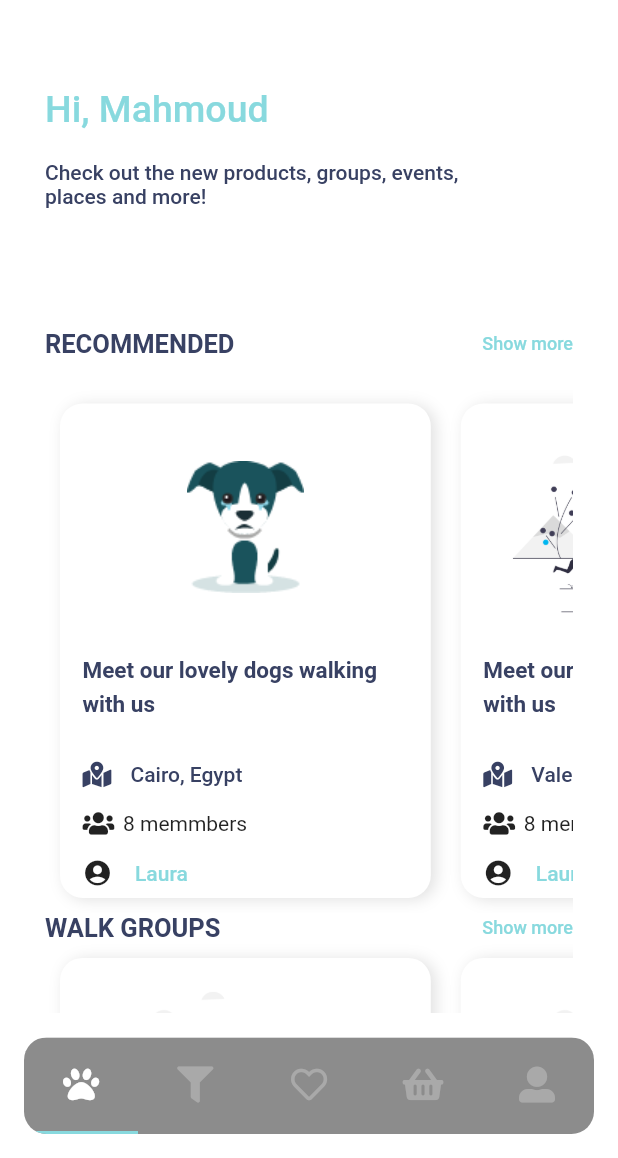
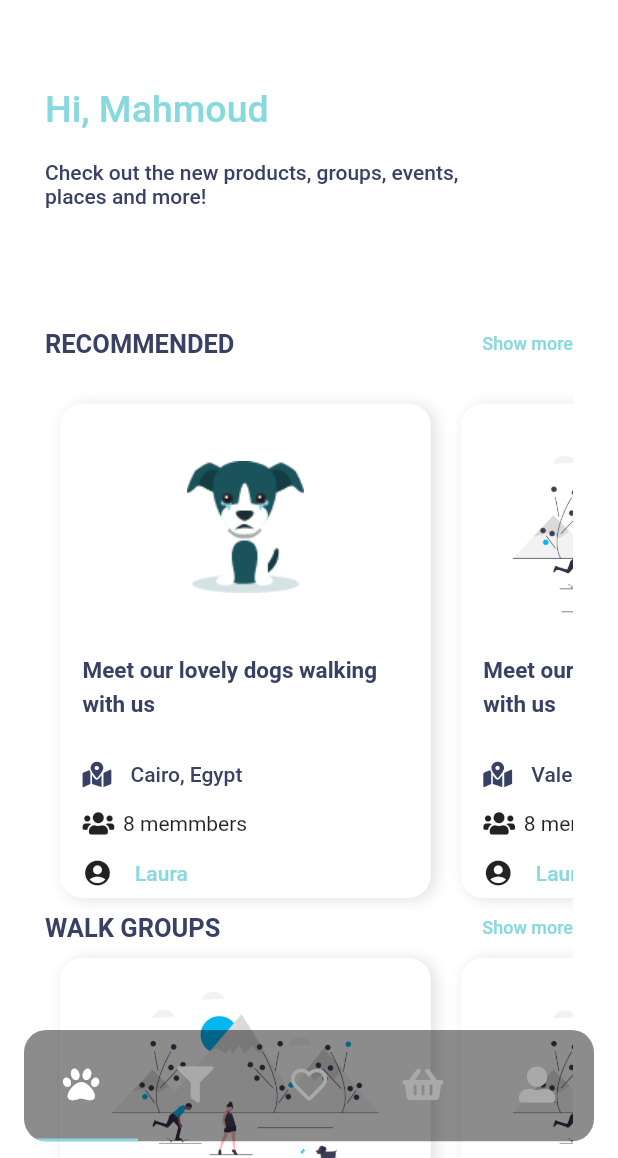
Before and after one commit to MHarooney/IPetMobileVersion, a Flutter app: the DashBoardScreen screen opened directly, on a phone screen of 412 x 824 dp, the part 78-1236 px from its top. Run offline on Flutter 3.47's test engine with Material 2 defaults, Android fonts, the phone set to English and light mode, and no system bars; our stand-ins replace country_code_picker, device_preview, font_awesome_flutter; Roboto replaces fonts that are missing (Montserrat).

Commit message:
Refactored padding in bottom app bar

```diff
--- a/lib/views/dash_board/dash_board_page_mobile.dart
+++ b/lib/views/dash_board/dash_board_page_mobile.dart
@@ -70,18 +70,19 @@ class _DashBoardScreenState extends State<DashBoardScreen>
       ),
       iPetDrawer: AppDrawer(),
       // iPetBottomAppBar: IPetBottomCommonAppBar(tabController: _tabController),
-      iPetBottomAppBar: ValueListenableBuilder(
-          valueListenable: hideNavbar.visible,
-          builder: (context, bool value, child) => AnimatedContainer(
-              duration: Duration(milliseconds: 500),
-              height: value ? size.height * 0.117 : 0.0,
-              child: IPetBottomAppBar(tabController: _tabController))),
-      body: ListView(
+      // iPetBottomAppBar: ValueListenableBuilder(
+      //     valueListenable: hideNavbar.visible,
+      //     builder: (context, bool value, child) => AnimatedContainer(
+      //         duration: Duration(milliseconds: 500),
+      //         height: value ? size.height * 0.117 : 0.0,
+      //         child: IPetBottomAppBar(tabController: _tabController))),
+      body: Stack(children: [
+        ListView(
           controller: hideNavbar.controller,
           children: <Widget>[
             Padding(
-            padding:
-                const EdgeInsets.only(top: 20, bottom: 20, left: 30, right: 30),
+              padding: const EdgeInsets.only(
+                  top: 20, bottom: 20, left: 30, right: 30),
               child: Column(
                 crossAxisAlignment: CrossAxisAlignment.start,
                 children: <Widget>[
@@ -193,6 +194,18 @@ class _DashBoardScreenState extends State<DashBoardScreen>
             ),
           ],
         ),
+        Align(
+          alignment: Alignment.bottomCenter,
+          child: Container(
+            child: ValueListenableBuilder(
+                valueListenable: hideNavbar.visible,
+                builder: (context, bool value, child) => AnimatedContainer(
+                    duration: Duration(milliseconds: 500),
+                    height: value ? size.height * 0.117 : 0.0,
+                    child: IPetBottomAppBar(tabController: _tabController))),
+          ),
+        ),
+      ]),
     );
   }
 }
--- a/lib/widgets/common/ipet_bottom_app_bar.dart
+++ b/lib/widgets/common/ipet_bottom_app_bar.dart
@@ -15,15 +15,10 @@ class IPetBottomAppBar extends StatelessWidget {
 
   @override
   Widget build(BuildContext context) {
-    return Container(
-      decoration: BoxDecoration(
-        borderRadius: BorderRadius.only(
-            topRight: Radius.circular(30), topLeft: Radius.circular(30)),
-      ),
-      child: Padding(
+    return Padding(
       padding: Platform.isAndroid
-            ? EdgeInsets.all(16)
-            : EdgeInsets.fromLTRB(16, 16, 16, 30),
+          ? EdgeInsets.fromLTRB(16, 11, 16, 11)
+          : EdgeInsets.fromLTRB(16, 47, 16, 0),
       child: ClipRRect(
         borderRadius: BorderRadius.circular(15),
         child: Container(
@@ -64,7 +59,6 @@ class IPetBottomAppBar extends StatelessWidget {
           ),
         ),
       ),
-      ),
     );
   }
 }
```
Lines whose indentation alone changed are shown as unchanged.
